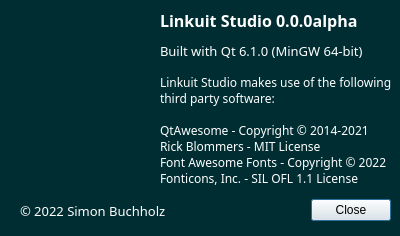
First picture: the form in AboutDialog.ui, repository SimonBuxx/Linkuit-Studio, before the edit.
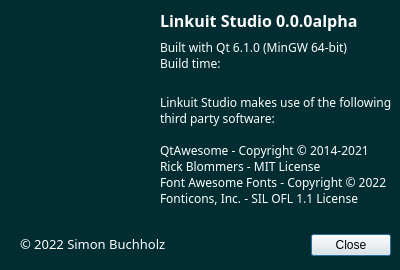
Second picture: the form after the edit. Icons and pictures are not drawn.

Commit message: Added build time to about dialog

```diff
--- a/AboutDialog.ui
+++ b/AboutDialog.ui
@@ -7,7 +7,7 @@
     <x>0</x>
     <y>0</y>
     <width>400</width>
-    <height>236</height>
+    <height>270</height>
    </rect>
   </property>
   <property name="sizePolicy">
@@ -19,13 +19,13 @@
   <property name="minimumSize">
    <size>
     <width>400</width>
-    <height>236</height>
+    <height>270</height>
    </size>
   </property>
   <property name="maximumSize">
    <size>
     <width>400</width>
-    <height>236</height>
+    <height>270</height>
    </size>
   </property>
   <property name="windowTitle">
@@ -51,7 +51,7 @@
    <property name="geometry">
     <rect>
      <x>10</x>
-     <y>195</y>
+     <y>230</y>
      <width>381</width>
      <height>31</height>
     </rect>
@@ -77,7 +77,7 @@
    <property name="geometry">
     <rect>
      <x>20</x>
-     <y>30</y>
+     <y>50</y>
      <width>120</width>
      <height>120</height>
     </rect>
@@ -130,13 +130,13 @@
      <x>160</x>
      <y>40</y>
      <width>251</width>
-     <height>21</height>
+     <height>31</height>
     </rect>
    </property>
    <property name="font">
     <font>
      <family>Quicksand</family>
-     <pointsize>10</pointsize>
+     <pointsize>9</pointsize>
      <weight>50</weight>
      <italic>false</italic>
      <bold>false</bold>
@@ -149,7 +149,8 @@
 color: white;</string>
    </property>
    <property name="text">
-    <string>Built with Qt 6.1.0 (MinGW 64-bit)</string>
+    <string>Built with Qt 6.1.0 (MinGW 64-bit)
+Build time:</string>
    </property>
    <property name="wordWrap">
     <bool>false</bool>
@@ -159,7 +160,7 @@
    <property name="geometry">
     <rect>
      <x>20</x>
-     <y>200</y>
+     <y>233</y>
      <width>251</width>
      <height>21</height>
     </rect>
@@ -190,7 +191,7 @@
    <property name="geometry">
     <rect>
      <x>160</x>
-     <y>70</y>
+     <y>90</y>
      <width>251</width>
      <height>121</height>
     </rect>
```
Left out of the diff: 2 changed lines with no effect on the pictures. The commit also changes 2 other files.
